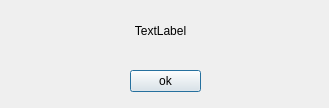
Netsrik80/Activity-Manager, file error_popup.ui: the form before one commit.
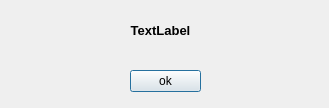
The form after the commit.

```diff
--- a/error_popup.ui
+++ b/error_popup.ui
@@ -35,6 +35,13 @@
      <height>41</height>
     </rect>
    </property>
+   <property name="font">
+    <font>
+     <pointsize>10</pointsize>
+     <weight>75</weight>
+     <bold>true</bold>
+    </font>
+   </property>
    <property name="text">
     <string>TextLabel</string>
    </property>
```
